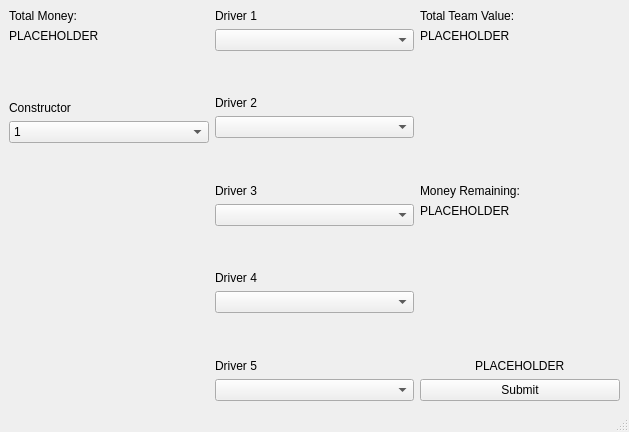
The window that client/gui_files/edit_team.ui (TomDra/F1-Fantasy-Project) describes before a commit, drawn with Qt 5.
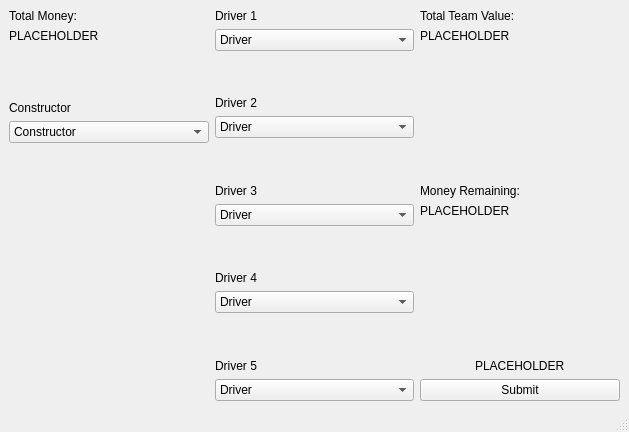
The same window after the commit.

Commit message: edit team comboboxes completed

Patch:
```diff
--- a/client/gui_files/edit_team.ui
+++ b/client/gui_files/edit_team.ui
@@ -55,12 +55,7 @@
        <widget class="QComboBox" name="constructor_drop">
         <item>
          <property name="text">
-          <string>1</string>
-         </property>
-        </item>
-        <item>
-         <property name="text">
-          <string>2</string>
+          <string>Constructor</string>
          </property>
         </item>
        </widget>
@@ -144,7 +139,13 @@
          </widget>
         </item>
         <item>
-         <widget class="QComboBox" name="driver_drop1"/>
+         <widget class="QComboBox" name="driver_drop1">
+          <item>
+           <property name="text">
+            <string>Driver</string>
+           </property>
+          </item>
+         </widget>
         </item>
         <item>
          <spacer name="verticalSpacer_9">
@@ -167,7 +168,13 @@
          </widget>
         </item>
         <item>
-         <widget class="QComboBox" name="driver_drop2"/>
+         <widget class="QComboBox" name="driver_drop2">
+          <item>
+           <property name="text">
+            <string>Driver</string>
+           </property>
+          </item>
+         </widget>
         </item>
         <item>
          <spacer name="verticalSpacer_10">
@@ -190,7 +197,13 @@
          </widget>
         </item>
         <item>
-         <widget class="QComboBox" name="driver_drop3"/>
+         <widget class="QComboBox" name="driver_drop3">
+          <item>
+           <property name="text">
+            <string>Driver</string>
+           </property>
+          </item>
+         </widget>
         </item>
         <item>
          <spacer name="verticalSpacer_11">
@@ -213,7 +226,13 @@
          </widget>
         </item>
         <item>
-         <widget class="QComboBox" name="driver_drop4"/>
+         <widget class="QComboBox" name="driver_drop4">
+          <item>
+           <property name="text">
+            <string>Driver</string>
+           </property>
+          </item>
+         </widget>
         </item>
         <item>
          <spacer name="verticalSpacer_12">
@@ -236,7 +255,13 @@
          </widget>
         </item>
         <item>
-         <widget class="QComboBox" name="driver_drop5"/>
+         <widget class="QComboBox" name="driver_drop5">
+          <item>
+           <property name="text">
+            <string>Driver</string>
+           </property>
+          </item>
+         </widget>
         </item>
        </layout>
       </item>
```
The commit also changes 2 other files.
